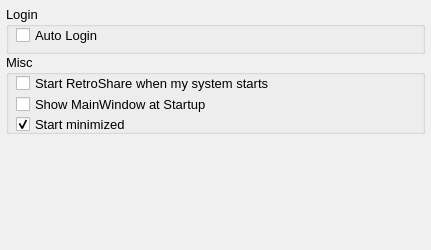
Before: the Qt Designer form retroshare-gui/src/gui/Preferences/GeneralDialog.ui in RetroShare/RetroShare, drawn with Qt 5.
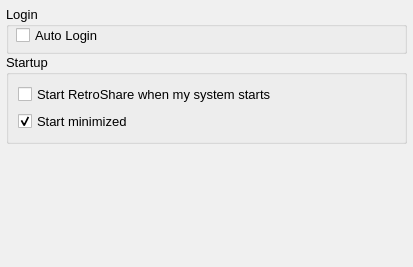
After: the same form once the commit is applied.

Commit message: fixed startMinized now it works

Diff of the .ui file:
```diff
--- a/retroshare-gui/src/gui/Preferences/GeneralDialog.ui
+++ b/retroshare-gui/src/gui/Preferences/GeneralDialog.ui
@@ -5,8 +5,8 @@
    <rect>
     <x>0</x>
     <y>0</y>
-    <width>431</width>
-    <height>250</height>
+    <width>413</width>
+    <height>267</height>
    </rect>
   </property>
   <property name="minimumSize" >
@@ -552,33 +552,18 @@
       </size>
      </property>
      <property name="title" >
-      <string>Misc</string>
+      <string>Startup</string>
      </property>
-     <widget class="QCheckBox" name="chkShowOnStartup" >
-      <property name="geometry" >
-       <rect>
-        <x>10</x>
-        <y>40</y>
-        <width>401</width>
-        <height>20</height>
-       </rect>
-      </property>
+     <layout class="QGridLayout" >
+      <item row="0" column="0" >
+       <widget class="QCheckBox" name="chkRunRetroshareAtSystemStartup" >
       <property name="text" >
-       <string>Show MainWindow at Startup</string>
-      </property>
-      <property name="checked" >
-       <bool>false</bool>
-      </property>
-     </widget>
+         <string>Start RetroShare when my system starts</string>
+        </property>
+       </widget>
+      </item>
+      <item row="1" column="0" >
      <widget class="QCheckBox" name="checkStartMinimized" >
-      <property name="geometry" >
-       <rect>
-        <x>10</x>
-        <y>60</y>
-        <width>401</width>
-        <height>20</height>
-       </rect>
-      </property>
       <property name="text" >
        <string>Start minimized</string>
       </property>
@@ -586,19 +571,8 @@
        <bool>true</bool>
       </property>
      </widget>
-     <widget class="QCheckBox" name="chkRunRetroshareAtSystemStartup" >
-      <property name="geometry" >
-       <rect>
-        <x>10</x>
-        <y>20</y>
-        <width>411</width>
-        <height>18</height>
-       </rect>
-      </property>
-      <property name="text" >
-       <string>Start RetroShare when my system starts</string>
-      </property>
-     </widget>
+      </item>
+     </layout>
     </widget>
    </item>
    <item row="2" column="0" >
```
Lines whose indentation alone changed are shown as unchanged. The commit also changes 2 other files.
